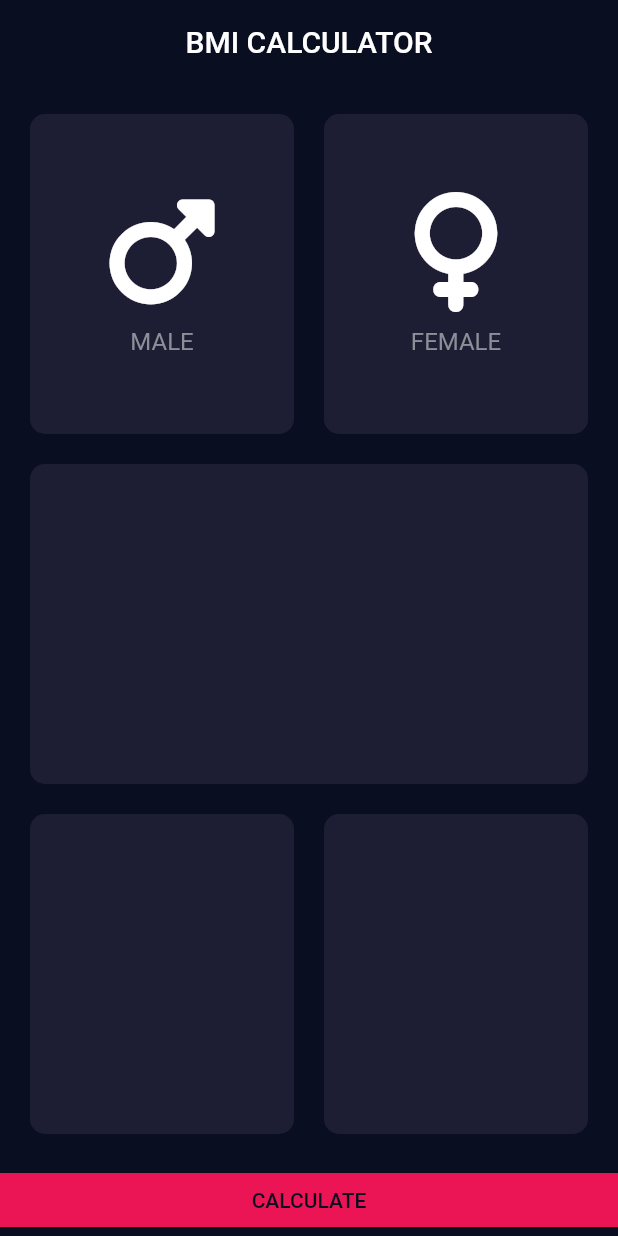
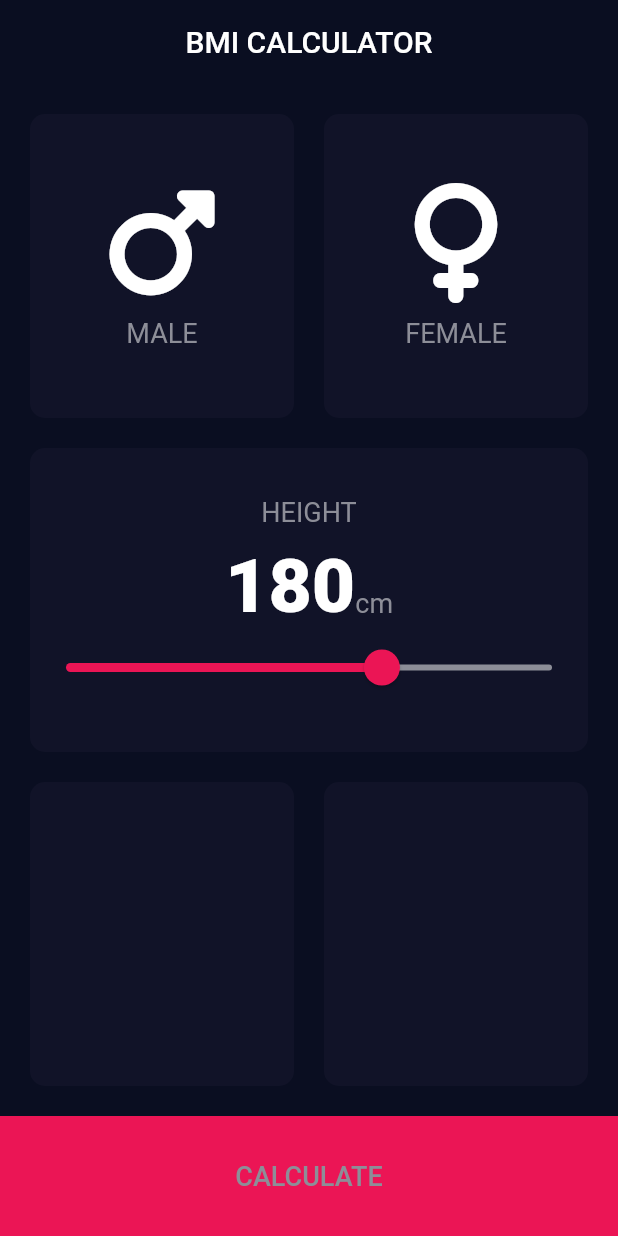
Before and after one commit to RuanFailache/flutter_bmi_calculator, a Flutter app: the screen it shows after launch, on a phone screen of 412 x 824 dp. Run offline on Flutter 3.47's test engine with Material 2 defaults, Android fonts, the phone set to English and light mode, and no system bars; our stand-ins replace font_awesome_flutter.

Commit message:
feat: slider for height at input page

```diff
--- /dev/null
+++ b/lib/common/constants/theme.dart
@@ -0,0 +1,18 @@
+import 'package:flutter/material.dart';
+
+const double kBottomContainerHeight = 80;
+
+const kActiveCardColor = Color(0xFF1D1E33);
+const kInactiveCardColor = Color(0xFF111328);
+const kBottomContainerColor = Color(0xFFEB1555);
+const kLightTextColor = Color(0xFF8D8E98);
+
+const kLabelTextStyle = TextStyle(
+  fontSize: 18,
+  color: kLightTextColor,
+);
+
+const kNumberTextStyle = TextStyle(
+  fontSize: 50,
+  fontWeight: FontWeight.w900,
+);
--- /dev/null
+++ b/lib/common/models/gender.dart
@@ -0,0 +1,15 @@
+enum Gender {
+  male,
+  female,
+}
+
+extension GenderExtensions on Gender {
+  get text {
+    switch (this) {
+      case Gender.male:
+        return 'MALE';
+      case Gender.female:
+        return 'FEMALE';
+    }
+  }
+}
--- a/lib/main.dart
+++ b/lib/main.dart
@@ -23,7 +23,14 @@ class BMICalculator extends StatelessWidget {
           elevation: 0,
           centerTitle: true,
           backgroundColor: Color(0xFF0A0E21),
-          )),
+        ),
+        textTheme: const TextTheme().copyWith(
+          caption: const TextStyle(
+            fontSize: 16,
+            color: Color(0xFF8D8E98),
+          ),
+        ),
+      ),
       home: const InputPage(),
     );
   }
--- a/lib/pages/input/components/icon_content.dart
+++ b/lib/pages/input/components/icon_content.dart
@@ -1,21 +1,7 @@
+import 'package:bmi_calculator/common/constants/theme.dart';
+import 'package:bmi_calculator/common/models/gender.dart';
 import 'package:flutter/material.dart';
 import 'package:font_awesome_flutter/font_awesome_flutter.dart';
-
-enum Gender {
-  male,
-  female,
-}
-
-extension GenderExtensions on Gender {
-  get text {
-    switch (this) {
-      case Gender.male:
-        return 'MALE';
-      case Gender.female:
-        return 'FEMALE';
-    }
-  }
-}
 
 class IconContent extends StatelessWidget {
   const IconContent({
@@ -48,10 +34,7 @@ class IconContent extends StatelessWidget {
         ),
         Text(
           gender.text,
-          style: const TextStyle(
-            fontSize: 16,
-            color: Color(0xFF8D8E98),
-          ),
+          style: kLabelTextStyle,
         )
       ],
     );
--- a/lib/pages/input/components/reusable_card.dart
+++ b/lib/pages/input/components/reusable_card.dart
@@ -1,3 +1,4 @@
+import 'package:bmi_calculator/common/constants/theme.dart';
 import 'package:flutter/material.dart';
 
 class ReusableCard extends StatelessWidget {
@@ -12,12 +13,10 @@ class ReusableCard extends StatelessWidget {
 
   @override
   Widget build(BuildContext context) {
-    final appColorScheme = Theme.of(context).colorScheme;
-
     return Container(
       margin: const EdgeInsets.all(10),
       decoration: BoxDecoration(
-        color: color ?? appColorScheme.surface,
+        color: color ?? kInactiveCardColor,
         borderRadius: BorderRadius.circular(10),
       ),
       child: cardChild,
--- a/lib/pages/input/controller.dart
+++ b/lib/pages/input/controller.dart
@@ -1,11 +1,23 @@
-import 'package:bmi_calculator/pages/input/components/icon_content.dart';
+import 'package:bmi_calculator/common/models/gender.dart';
 
 class InputController {
   Gender? _selectedGender;
 
+  int _height = 180;
+
   Gender? get selectedGender => _selectedGender;
 
+  int get height => _height;
+
   updateSelectedGender(Gender gender) {
-    _selectedGender = gender;
+    if (selectedGender != gender) {
+      _selectedGender = gender;
+    } else {
+      _selectedGender = null;
+    }
+  }
+
+  updateHeight(int newHeight) {
+    _height = newHeight;
   }
 }
--- a/lib/pages/input/page.dart
+++ b/lib/pages/input/page.dart
@@ -1,3 +1,5 @@
+import 'package:bmi_calculator/common/constants/theme.dart';
+import 'package:bmi_calculator/common/models/gender.dart';
 import 'package:bmi_calculator/pages/input/components/icon_content.dart';
 import 'package:bmi_calculator/pages/input/components/reusable_card.dart';
 import 'package:bmi_calculator/pages/input/controller.dart';
@@ -19,17 +21,13 @@ class _InputPageState extends State<InputPage> {
     });
   }
 
-  Widget getIconContentByGender(BuildContext context, Gender gender) {
-    final appColorSchema = Theme.of(context).colorScheme;
-
+  Widget _getIconContentByGender(BuildContext context, Gender gender) {
     final isCardSelected = _inputController.selectedGender == gender;
 
     return GestureDetector(
       onTap: () => selectGender(gender),
       child: ReusableCard(
-        color: isCardSelected
-            ? appColorSchema.surfaceVariant
-            : appColorSchema.surface,
+        color: isCardSelected ? kActiveCardColor : kInactiveCardColor,
         cardChild: IconContent(gender: gender),
       ),
     );
@@ -55,13 +53,13 @@ class _InputPageState extends State<InputPage> {
                       crossAxisAlignment: CrossAxisAlignment.stretch,
                       children: [
                         Expanded(
-                          child: getIconContentByGender(
+                          child: _getIconContentByGender(
                             context,
                             Gender.male,
                           ),
                         ),
                         Expanded(
-                          child: getIconContentByGender(
+                          child: _getIconContentByGender(
                             context,
                             Gender.female,
                           ),
@@ -71,7 +69,56 @@ class _InputPageState extends State<InputPage> {
                   ),
                   Expanded(
                     child: ReusableCard(
-                      cardChild: Container(),
+                      cardChild: Column(
+                        mainAxisAlignment: MainAxisAlignment.center,
+                        children: [
+                          const Text(
+                            'HEIGHT',
+                            style: kLabelTextStyle,
+                          ),
+                          const SizedBox(
+                            height: 10,
+                          ),
+                          Row(
+                            mainAxisAlignment: MainAxisAlignment.center,
+                            crossAxisAlignment: CrossAxisAlignment.baseline,
+                            textBaseline: TextBaseline.alphabetic,
+                            children: [
+                              Text(
+                                _inputController.height.toString(),
+                                style: kNumberTextStyle,
+                              ),
+                              const Text(
+                                'cm',
+                                style: kLabelTextStyle,
+                              ),
+                            ],
+                          ),
+                          SliderTheme(
+                            data: SliderTheme.of(context).copyWith(
+                              thumbShape: const RoundSliderThumbShape(
+                                enabledThumbRadius: 12,
+                              ),
+                              overlayShape: const RoundSliderOverlayShape(
+                                overlayRadius: 24,
+                              ),
+                            ),
+                            child: Slider(
+                              min: 50,
+                              max: 250,
+                              value: _inputController.height.toDouble(),
+                              activeColor: kBottomContainerColor,
+                              inactiveColor: kLightTextColor,
+                              onChanged: (double value) {
+                                setState(() {
+                                  final newHeight = value.round();
+                                  _inputController.updateHeight(newHeight);
+                                });
+                              },
+                            ),
+                          ),
+                        ],
+                      ),
                     ),
                   ),
                   Expanded(
@@ -95,16 +142,21 @@ class _InputPageState extends State<InputPage> {
               ),
             ),
           ),
-          TextButton(
-            onPressed: () {},
-            style: TextButton.styleFrom(
-              padding: EdgeInsets.zero,
-              shape: const ContinuousRectangleBorder(
-                borderRadius: BorderRadius.zero,
+          SizedBox(
+            height: kBottomContainerHeight,
+            child: TextButton(
+              onPressed: () {},
+              style: TextButton.styleFrom(
+                shape: const ContinuousRectangleBorder(
+                  borderRadius: BorderRadius.zero,
+                ),
+                backgroundColor: const Color(0xFFEB1555),
               ),
-              backgroundColor: const Color(0xFFEB1555),
+              child: const Text(
+                'CALCULATE',
+                style: kLabelTextStyle,
+              ),
             ),
-            child: const Text('CALCULATE'),
           ),
         ],
       ),
```
Lines whose indentation alone changed are shown as unchanged.
